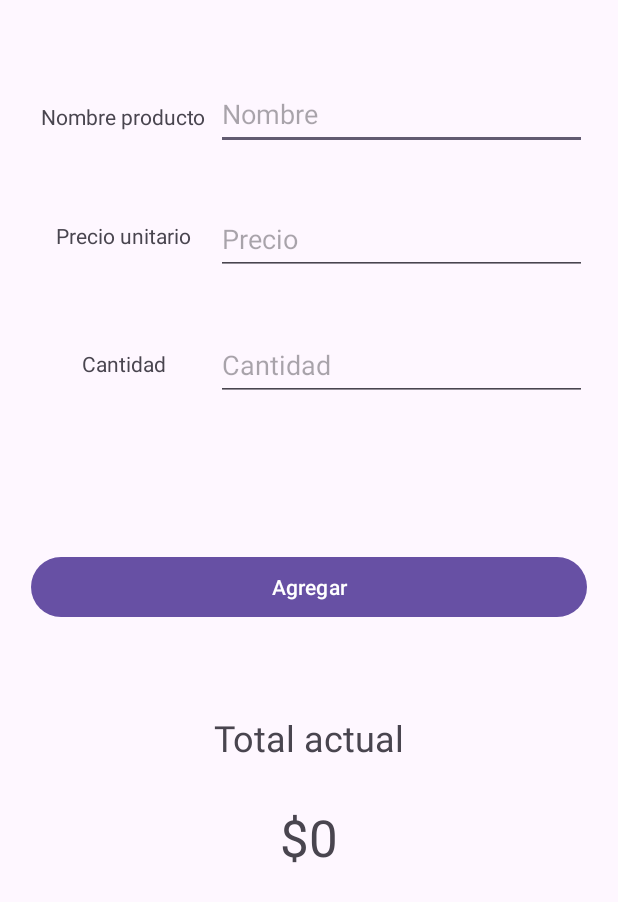
After one commit to CarlosAvilesTapia/02_MVVM_Example, an Android app: the fragment AddItemFragment shown on its own in the app's theme, on a phone screen of 412 x 824 dp. The commit adds this screen. Shown: the top 902 px of the screen. Run offline under Robolectric (Android 15) with nearby library versions, the phone set to English and light mode, and no system bars.

Commit message:
Ejercicio individual 2 - Mejora diseño fragment principal. - Creación de fragment para el listado. - Creación de layout para el item del recycler view. - Creación del adapter para el recycler view.

```diff
--- /dev/null
+++ b/app/src/main/java/cl/cat2814/a02mvvmexample/userInterface/addItem/AddItemFragment.kt
@@ -0,0 +1,26 @@
+package cl.cat2814.a02mvvmexample.userInterface.addItem
+
+import android.os.Bundle
+import androidx.fragment.app.Fragment
+import android.view.LayoutInflater
+import android.view.View
+import android.view.ViewGroup
+import cl.cat2814.a02mvvmexample.R
+import cl.cat2814.a02mvvmexample.databinding.FragmentAddItemBinding
+
+class AddItemFragment : Fragment() {
+
+lateinit var binding: FragmentAddItemBinding
+
+    override fun onCreateView(
+        inflater: LayoutInflater, container: ViewGroup?,
+        savedInstanceState: Bundle?
+    ): View? {
+
+        binding = FragmentAddItemBinding.inflate(layoutInflater, container, false)
+
+
+        return binding.root
+
+    }
+}
--- /dev/null
+++ b/app/src/main/res/layout/fragment_add_item.xml
@@ -0,0 +1,137 @@
+<?xml version="1.0" encoding="utf-8"?>
+<androidx.constraintlayout.widget.ConstraintLayout xmlns:android="http://schemas.android.com/apk/res/android"
+    xmlns:app="http://schemas.android.com/apk/res-auto"
+    xmlns:tools="http://schemas.android.com/tools"
+    android:id="@+id/clAddItemFragment"
+    android:layout_width="match_parent"
+    android:layout_height="match_parent"
+    tools:context=".userInterface.AddItemFragment">
+
+    <androidx.constraintlayout.widget.Guideline
+        android:id="@+id/guideline2"
+        android:layout_width="wrap_content"
+        android:layout_height="wrap_content"
+        android:orientation="vertical"
+        app:layout_constraintGuide_percent="0.35" />
+
+    <androidx.constraintlayout.widget.Guideline
+        android:id="@+id/guideline3"
+        android:layout_width="wrap_content"
+        android:layout_height="wrap_content"
+        android:orientation="vertical"
+        app:layout_constraintGuide_percent="0.05" />
+
+    <androidx.constraintlayout.widget.Guideline
+        android:id="@+id/guideline4"
+        android:layout_width="wrap_content"
+        android:layout_height="wrap_content"
+        android:orientation="vertical"
+        app:layout_constraintGuide_percent="0.95" />
+
+    <TextView
+        android:id="@+id/tvItemName"
+        android:layout_width="wrap_content"
+        android:layout_height="wrap_content"
+        android:layout_marginTop="68dp"
+        android:text="Nombre producto"
+        app:layout_constraintEnd_toStartOf="@+id/guideline2"
+        app:layout_constraintHorizontal_bias="0.492"
+        app:layout_constraintStart_toStartOf="@+id/guideline3"
+        app:layout_constraintTop_toTopOf="parent" />
+
+    <TextView
+        android:id="@+id/tvItemPrice"
+        android:layout_width="wrap_content"
+        android:layout_height="wrap_content"
+        android:layout_marginTop="60dp"
+        android:text="Precio unitario"
+        app:layout_constraintEnd_toStartOf="@+id/guideline2"
+        app:layout_constraintStart_toStartOf="@+id/guideline3"
+        app:layout_constraintTop_toBottomOf="@+id/tvItemName" />
+
+    <TextView
+        android:id="@+id/tvItemQuantity"
+        android:layout_width="wrap_content"
+        android:layout_height="wrap_content"
+        android:layout_marginTop="66dp"
+        android:text="Cantidad"
+        app:layout_constraintEnd_toStartOf="@+id/guideline2"
+        app:layout_constraintStart_toStartOf="@+id/guideline3"
+        app:layout_constraintTop_toBottomOf="@+id/tvItemPrice" />
+
+    <EditText
+        android:id="@+id/etItemName"
+        android:layout_width="0dp"
+        android:layout_height="wrap_content"
+        android:layout_marginTop="52dp"
+        android:ems="10"
+        android:hint="Nombre"
+        android:inputType="text"
+        android:minHeight="48dp"
+        app:layout_constraintEnd_toStartOf="@+id/guideline4"
+        app:layout_constraintHorizontal_bias="0.0"
+        app:layout_constraintStart_toStartOf="@+id/guideline2"
+        app:layout_constraintTop_toTopOf="parent" />
+
+    <EditText
+        android:id="@+id/etItemPrice"
+        android:layout_width="0dp"
+        android:layout_height="wrap_content"
+        android:layout_marginTop="35dp"
+        android:ems="10"
+        android:hint="Precio"
+        android:inputType="number"
+        android:minHeight="48dp"
+        app:layout_constraintEnd_toStartOf="@+id/guideline4"
+        app:layout_constraintStart_toStartOf="@+id/guideline2"
+        app:layout_constraintTop_toBottomOf="@+id/etItemName" />
+
+    <EditText
+        android:id="@+id/etItemQuantity"
+        android:layout_width="0dp"
+        android:layout_height="wrap_content"
+        android:layout_marginTop="36dp"
+        android:ems="10"
+        android:hint="Cantidad"
+        android:inputType="number"
+        android:minHeight="48dp"
+        app:layout_constraintEnd_toStartOf="@+id/guideline4"
+        app:layout_constraintStart_toStartOf="@+id/guideline2"
+        app:layout_constraintTop_toBottomOf="@+id/etItemPrice" />
+
+    <Button
+        android:id="@+id/btAddItem"
+        android:layout_width="0dp"
+        android:layout_height="wrap_content"
+        android:layout_marginTop="100dp"
+        android:text="Agregar"
+        app:layout_constraintEnd_toStartOf="@+id/guideline4"
+        app:layout_constraintHorizontal_bias="1.0"
+        app:layout_constraintStart_toStartOf="@+id/guideline3"
+        app:layout_constraintTop_toBottomOf="@+id/etItemQuantity" />
+
+    <TextView
+        android:id="@+id/tvTotal"
+        android:layout_width="wrap_content"
+        android:layout_height="wrap_content"
+        android:layout_marginTop="60dp"
+        android:text="Total actual"
+        android:textSize="24sp"
+        app:layout_constraintEnd_toStartOf="@+id/guideline4"
+        app:layout_constraintStart_toStartOf="@+id/guideline3"
+        app:layout_constraintTop_toBottomOf="@+id/btAddItem" />
+
+    <TextView
+        android:id="@+id/tvTotalSum"
+        android:layout_width="wrap_content"
+        android:layout_height="wrap_content"
+        android:text="$0"
+        android:textSize="34sp"
+        app:layout_constraintBottom_toBottomOf="parent"
+        app:layout_constraintEnd_toStartOf="@+id/guideline4"
+        app:layout_constraintHorizontal_bias="0.5"
+        app:layout_constraintStart_toStartOf="@+id/guideline3"
+        app:layout_constraintTop_toBottomOf="@+id/tvTotal"
+        app:layout_constraintVertical_bias="0.1" />
+
+</androidx.constraintlayout.widget.ConstraintLayout>
--- a/app/src/main/res/values/strings.xml
+++ b/app/src/main/res/values/strings.xml
@@ -1,3 +1,5 @@
 <resources>
     <string name="app_name">02 MVVM Example</string>
+    <!-- TODO: Remove or change this placeholder text -->
+    <string name="hello_blank_fragment">Hello blank fragment</string>
 </resources>
```
Also changed, not shown: app/src/main/java/cl/cat2814/a02mvvmexample/userInterface/listItem/ItemAdapter.kt (added, +34 -0 lines), app/src/main/java/cl/cat2814/a02mvvmexample/userInterface/listItem/ListItemFragment.kt (added, +23 -0 lines), app/src/main/res/layout/fragment_list_item.xml (added, +14 -0 lines), app/src/main/res/layout/item.xml (added, +48 -0 lines).
